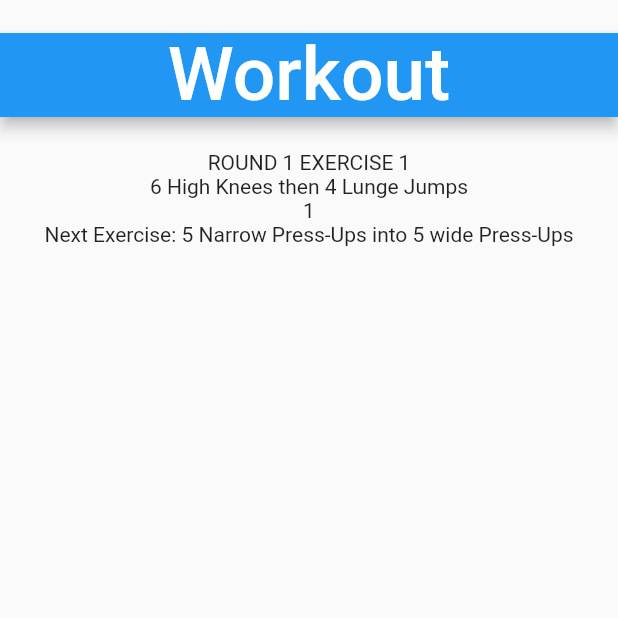
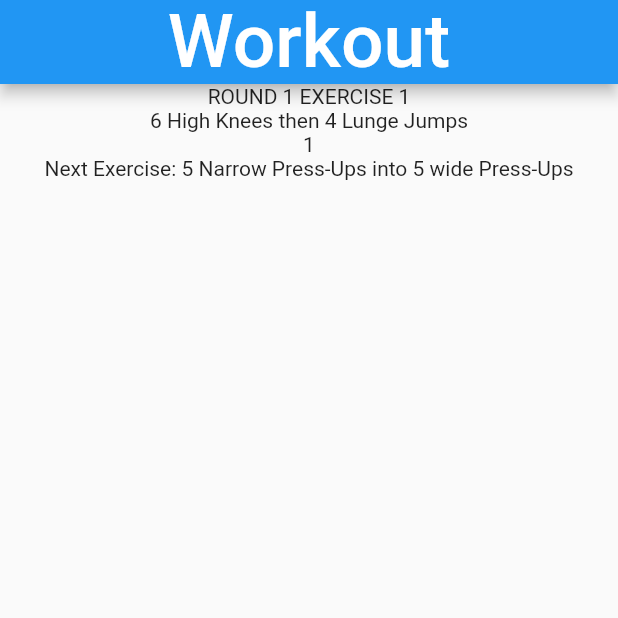
Before and after one commit to jasonntruong/HIIT-App, a Flutter app: the screen it shows after launch, after a tap on "START", on a phone screen of 412 x 824 dp, the top half of it. Run offline on Flutter 3.47's test engine with Material 2 defaults, Android fonts, the phone set to English and light mode, and no system bars; missing offline and left inert: external_app_launcher.

Commit message:
added topbar widget

```diff
--- a/lib/main.dart
+++ b/lib/main.dart
@@ -4,6 +4,7 @@ import 'package:external_app_launcher/external_app_launcher.dart';
 
 import './workout.dart';
 import './options.dart';
+import './topbar.dart';
 
 void main() {
   runApp(const MaterialApp(home: MyApp()));
@@ -31,23 +32,7 @@ class _MyAppState extends State<MyApp> {
   @override
   Widget build(BuildContext context) {
     return Scaffold(
-        appBar: PreferredSize(
-          preferredSize: const Size.fromHeight(100.0),
-          child: Column(
-            mainAxisAlignment: MainAxisAlignment.center,
-            children: <Widget>[
-              AppBar(
-                centerTitle: true,
-                title: const Text(
-                  'HIIT Routine',
-                  style: TextStyle(
-                    fontSize: 50,
-                  ),
-                ),
-              ),
-            ],
-          ),
-        ),
+        appBar: TopBar('HIIT Routine'),
         body: Container(
           width: double.infinity,
           child: Column(
--- a/lib/options.dart
+++ b/lib/options.dart
@@ -1,4 +1,6 @@
 import 'package:flutter/material.dart';
+
+import './topbar.dart';
 
 class Options extends StatelessWidget {
   const Options({Key? key}) : super(key: key);
@@ -7,23 +9,7 @@ class Options extends StatelessWidget {
   Widget build(BuildContext context) {
     return MaterialApp(
       home: Scaffold(
-        appBar: PreferredSize(
-          preferredSize: const Size.fromHeight(100.0),
-          child: Column(
-            mainAxisAlignment: MainAxisAlignment.center,
-            children: <Widget>[
-              AppBar(
-                centerTitle: true,
-                title: const Text(
-                  'Options',
-                  style: TextStyle(
-                    fontSize: 50,
-                  ),
-                ),
-              ),
-            ],
-          ),
-        ),
+        appBar: TopBar('Options'),
       ),
     );
   }
--- /dev/null
+++ b/lib/start.dart
@@ -0,0 +1,10 @@
+import 'package:flutter/material.dart';
+
+class Start extends StatelessWidget {
+  const Start({Key? key}) : super(key: key);
+
+  @override
+  Widget build(BuildContext context) {
+    return MaterialApp(home: Scaffold);
+  }
+}
--- /dev/null
+++ b/lib/topbar.dart
@@ -0,0 +1,32 @@
+import 'package:flutter/material.dart';
+
+class TopBar extends StatelessWidget implements PreferredSize {
+  String title;
+
+  TopBar(this.title);
+
+  @override
+  Widget build(BuildContext context) {
+    return Column(
+      children: [
+        AppBar(
+          centerTitle: true,
+          title: Text(
+            title,
+            style: const TextStyle(
+              fontSize: 50,
+            ),
+          ),
+        ),
+      ],
+    );
+  }
+
+  @override
+  // TODO: implement child
+  Widget get child => const Text("Error");
+
+  @override
+  // TODO: implement preferredSize
+  Size get preferredSize => Size.fromHeight(56.0);
+}
--- a/lib/workout.dart
+++ b/lib/workout.dart
@@ -4,6 +4,7 @@ import 'dart:ui';
 
 import 'package:flutter/material.dart';
 import 'package:flutter/services.dart';
+import 'package:hiit_routine/topbar.dart';
 
 class Workout extends StatefulWidget {
   const Workout({Key? key}) : super(key: key);
@@ -95,23 +96,7 @@ class _WorkoutState extends State<Workout> {
 
     return MaterialApp(
       home: Scaffold(
-        appBar: PreferredSize(
-          preferredSize: const Size.fromHeight(100.0),
-          child: Column(
-            mainAxisAlignment: MainAxisAlignment.center,
-            children: <Widget>[
-              AppBar(
-                centerTitle: true,
-                title: const Text(
-                  'Workout',
-                  style: TextStyle(
-                    fontSize: 50,
-                  ),
-                ),
-              ),
-            ],
-          ),
-        ),
+        appBar: TopBar('Workout'),
         body: Container(
           width: double.infinity,
           child: Column(
```
